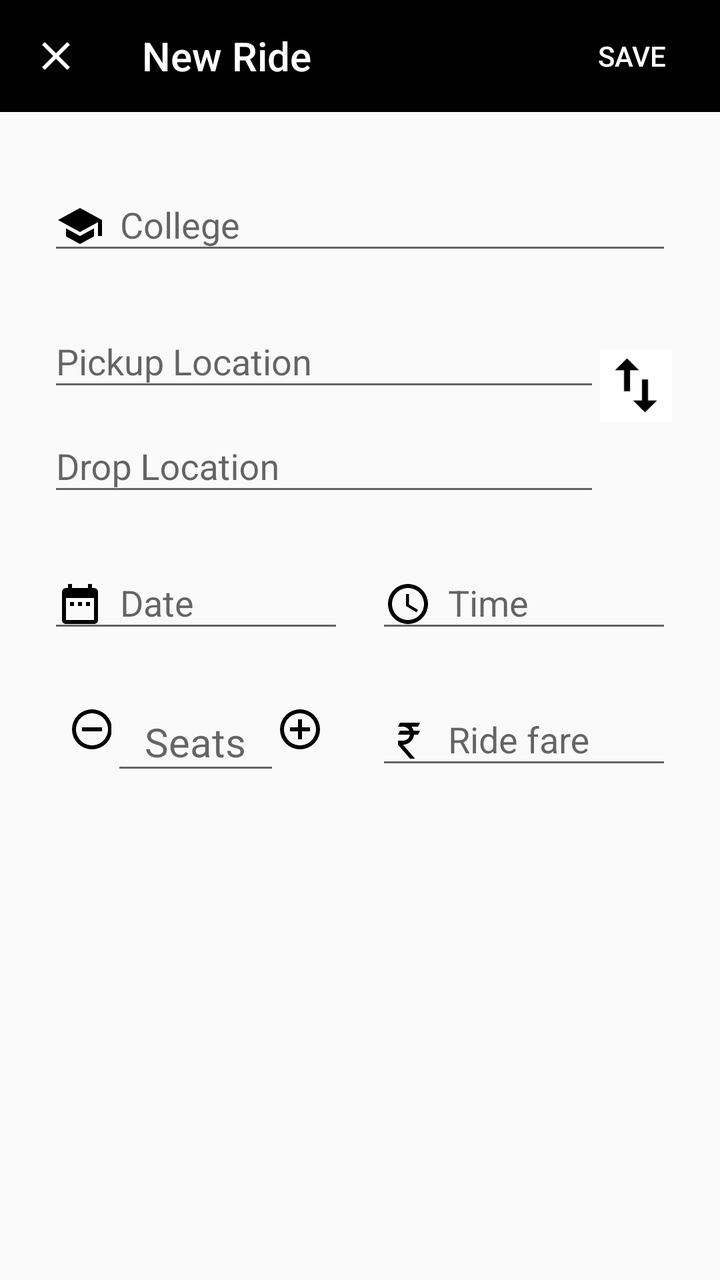
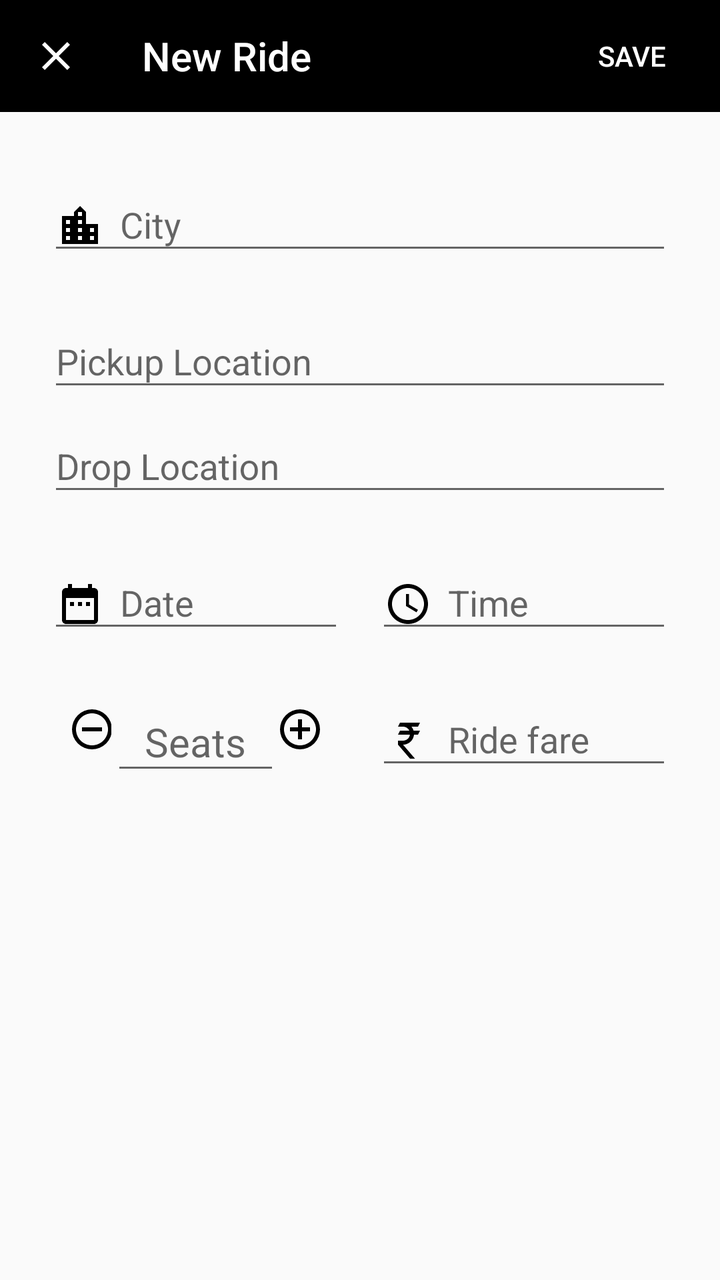

The first picture is an Android layout as it rendered before a commit; the second is the same layout after the commit. The layout source and the unified diff follow.
<!-- AndroidManifest.xml: application theme AppTheme -->
<!-- res/layout/fragment_add_ride.xml -->
<?xml version="1.0" encoding="utf-8"?>
<LinearLayout xmlns:android="http://schemas.android.com/apk/res/android"
    xmlns:app="http://schemas.android.com/apk/res-auto"
    xmlns:tools="http://schemas.android.com/tools"
    android:layout_width="match_parent"
    android:layout_height="match_parent"
    android:orientation="vertical">

    <android.support.design.widget.AppBarLayout
        android:layout_width="match_parent"
        android:layout_height="?attr/actionBarSize">

        <LinearLayout
            android:layout_width="match_parent"
            android:layout_height="match_parent"
            android:orientation="horizontal">

            <ImageButton
                android:id="@+id/add_ride_close"
                android:layout_width="?attr/actionBarSize"
                android:layout_height="?attr/actionBarSize"
                android:background="?attr/selectableItemBackgroundBorderless"
                android:tint="@android:color/white"
                app:srcCompat="@drawable/ic_close"
                tools:ignore="ContentDescription" />

            <View
                android:layout_width="15dp"
                android:layout_height="0dp" />

            <TextView
                android:id="@+id/add_ride_title"
                android:layout_width="0dp"
                android:layout_height="match_parent"
                android:layout_weight="1"
                android:gravity="center_vertical"
                android:text="@string/new_ride"
                android:textAppearance="@style/Base.TextAppearance.AppCompat.Title"
                android:textColor="@android:color/white" />

            <Button
                android:id="@+id/add_ride_save"
                style="@style/Widget.AppCompat.Button.Borderless"
                android:layout_width="wrap_content"
                android:layout_height="match_parent"
                android:gravity="center"
                android:text="@string/save"
                android:textColor="@android:color/white" />

        </LinearLayout>

    </android.support.design.widget.AppBarLayout>

    <android.support.v4.widget.NestedScrollView
        android:layout_width="match_parent"
        android:layout_height="match_parent"
        android:scrollbars="none"
        android:scrollingCache="true">

        <LinearLayout
            android:layout_width="match_parent"
            android:layout_height="wrap_content"
            android:orientation="vertical"
            android:padding="24dp">

            <LinearLayout
                android:layout_width="match_parent"
                android:layout_height="wrap_content"
                android:layout_marginBottom="16dp"
                android:orientation="horizontal">

                <android.support.design.widget.TextInputLayout
                    android:id="@+id/add_ride_college_layout"
                    android:layout_width="0dp"
                    android:layout_height="wrap_content"
                    android:layout_weight="1">

                    <AutoCompleteTextView
                        android:id="@+id/add_ride_college_name"
                        android:layout_width="match_parent"
                        android:layout_height="wrap_content"
                        android:drawableStart="@drawable/ic_college"
                        android:drawablePadding="8dp"
                        android:hint="@string/college"
                        android:inputType="textAutoComplete|text"
                        android:longClickable="false"
                        android:nextFocusLeft="@id/add_car_college_name"
                        android:nextFocusUp="@id/add_car_college_name" />

                </android.support.design.widget.TextInputLayout>

                <Switch
                    android:id="@+id/add_ride_switch_date"
                    android:layout_width="wrap_content"
                    android:layout_height="wrap_content"
                    android:layout_gravity="center_vertical"
                    android:layout_marginStart="16dp"
                    android:scaleX="1.1"
                    android:scaleY="1.1"
                    android:visibility="gone" />

            </LinearLayout>

            <LinearLayout
                android:layout_width="match_parent"
                android:layout_height="wrap_content"
                android:layout_marginBottom="16dp"
                android:orientation="horizontal">

                <LinearLayout
                    android:layout_width="0dp"
                    android:layout_height="wrap_content"
                    android:layout_weight="1"
                    android:orientation="vertical">

                    <android.support.design.widget.TextInputLayout
                        android:id="@+id/add_ride_pickup_layout"
                        android:layout_width="match_parent"
                        android:layout_height="wrap_content">

                        <AutoCompleteTextView
                            android:id="@+id/add_ride_pickup"
                            android:layout_width="match_parent"
                            android:layout_height="wrap_content"
                            android:hint="@string/pickup_location"
                            android:inputType="textAutoComplete|text"
                            android:longClickable="false" />

                    </android.support.design.widget.TextInputLayout>

                    <android.support.design.widget.TextInputLayout
                        android:id="@+id/add_ride_drop_layout"
                        android:layout_width="match_parent"
                        android:layout_height="wrap_content">

                        <AutoCompleteTextView
                            android:id="@+id/add_ride_drop"
                            android:layout_width="match_parent"
                            android:layout_height="wrap_content"
                            android:hint="@string/drop_location"
                            android:inputType="textAutoComplete|text"
                            android:longClickable="false" />

                    </android.support.design.widget.TextInputLayout>

                </LinearLayout>

                <ImageButton
                    android:id="@+id/add_ride_swap_location"
                    android:layout_width="wrap_content"
                    android:layout_height="wrap_content"
                    android:layout_gravity="center_vertical"
                    android:layout_marginBottom="8dp"
                    android:background="@color/white"
                    android:clickable="true"
                    android:focusable="true"
                    app:srcCompat="@drawable/ic_swap"
                    tools:ignore="ContentDescription" />

            </LinearLayout>

            <LinearLayout
                android:id="@+id/add_ride_from_to_date_layout"
                android:layout_width="match_parent"
                android:layout_height="wrap_content"
                android:layout_marginBottom="16dp"
                android:baselineAligned="false"
                android:orientation="horizontal"
                android:visibility="gone">

                <android.support.design.widget.TextInputLayout
                    android:id="@+id/add_ride_from_date_layout"
                    android:layout_width="0dp"
                    android:layout_height="wrap_content"
                    android:layout_marginEnd="16dp"
                    android:layout_weight="1"
                    tools:ignore="NestedWeights">

                    <android.support.design.widget.TextInputEditText
                        android:id="@+id/add_ride_from_date"
                        android:layout_width="match_parent"
                        android:layout_height="wrap_content"
                        android:drawableStart="@drawable/ic_date"
                        android:drawablePadding="8dp"
                        android:focusable="false"
                        android:hint="@string/from"
                        android:inputType="date"
                        android:longClickable="false" />

                </android.support.design.widget.TextInputLayout>

                <android.support.design.widget.TextInputLayout
                    android:id="@+id/add_ride_to_date_layout"
                    android:layout_width="0dp"
                    android:layout_height="wrap_content"
                    android:layout_weight="1"
                    tools:ignore="NestedWeights">

                    <android.support.design.widget.TextInputEditText
                        android:id="@+id/add_ride_to_date"
                        android:layout_width="match_parent"
                        android:layout_height="wrap_content"
                        android:drawableStart="@drawable/ic_date"
                        android:drawablePadding="8dp"
                        android:focusable="false"
                        android:hint="@string/to"
                        android:inputType="date"
                        android:longClickable="false" />

                </android.support.design.widget.TextInputLayout>

            </LinearLayout>

            <LinearLayout
                android:id="@+id/add_ride_date_time_layout"
                android:layout_width="match_parent"
                android:layout_height="wrap_content"
                android:layout_marginBottom="16dp"
                android:baselineAligned="false"
                android:orientation="horizontal">

                <android.support.design.widget.TextInputLayout
                    android:id="@+id/add_ride_date_layout"
                    android:layout_width="0dp"
                    android:layout_height="wrap_content"
                    android:layout_marginEnd="16dp"
                    android:layout_weight="1"
                    tools:ignore="NestedWeights">

                    <android.support.design.widget.TextInputEditText
                        android:id="@+id/add_ride_date"
                        android:layout_width="match_parent"
                        android:layout_height="wrap_content"
                        android:drawableStart="@drawable/ic_date"
                        android:drawablePadding="8dp"
                        android:focusable="false"
                        android:hint="@string/date"
                        android:inputType="date"
                        android:longClickable="false" />

                </android.support.design.widget.TextInputLayout>

                <android.support.design.widget.TextInputLayout
                    android:id="@+id/add_ride_time_layout"
                    android:layout_width="0dp"
                    android:layout_height="wrap_content"
                    android:layout_weight="1">

                    <android.support.design.widget.TextInputEditText
                        android:id="@+id/add_ride_time"
                        android:layout_width="match_parent"
                        android:layout_height="wrap_content"
                        android:drawableStart="@drawable/ic_time"
                        android:drawablePadding="8dp"
                        android:focusable="false"
                        android:hint="@string/time"
                        android:inputType="time"
                        android:longClickable="false" />

                </android.support.design.widget.TextInputLayout>

            </LinearLayout>

            <LinearLayout
                android:layout_width="match_parent"
                android:layout_height="wrap_content"
                android:layout_marginBottom="16dp"
                android:baselineAligned="false">

                <LinearLayout
                    android:layout_width="0dp"
                    android:layout_height="wrap_content"
                    android:layout_marginEnd="16dp"
                    android:layout_weight="1"
                    android:baselineAligned="false">

                    <LinearLayout
                        android:layout_width="0dp"
                        android:layout_height="match_parent"
                        android:layout_weight="1.5"
                        android:gravity="center"
                        tools:ignore="NestedWeights">

                        <Button
                            android:id="@+id/add_ride_decrease_seat"
                            android:layout_width="24dp"
                            android:layout_height="24dp"
                            android:layout_marginStart="12dp"
                            android:background="@drawable/ic_minus_seats" />

                    </LinearLayout>

                    <android.support.design.widget.TextInputLayout
                        android:id="@+id/add_ride_seats_layout"
                        android:layout_width="0dp"
                        android:layout_height="wrap_content"
                        android:layout_weight="4">

                        <android.support.design.widget.TextInputEditText
                            android:id="@+id/add_ride_seats"
                            android:layout_width="match_parent"
                            android:layout_height="wrap_content"
                            android:layout_gravity="center"
                            android:focusable="false"
                            android:gravity="center"
                            android:hint="@string/seats"
                            android:inputType="number"
                            android:longClickable="false"
                            android:textSize="20sp" />

                    </android.support.design.widget.TextInputLayout>

                    <LinearLayout
                        android:layout_width="0dp"
                        android:layout_height="match_parent"
                        android:layout_weight="1.5"
                        android:gravity="center">

                        <Button
                            android:id="@+id/add_ride_increase_seat"
                            android:layout_width="24dp"
                            android:layout_height="24dp"
                            android:layout_marginEnd="12dp"
                            android:background="@drawable/ic_plus_seats" />

                    </LinearLayout>

                </LinearLayout>


                <android.support.design.widget.TextInputLayout
                    android:id="@+id/add_ride_fare_layout"
                    android:layout_width="0dp"
                    android:layout_height="match_parent"
                    android:layout_weight="1">

                    <android.support.design.widget.TextInputEditText
                        android:id="@+id/add_ride_fare"
                        android:layout_width="match_parent"
                        android:layout_height="wrap_content"
                        android:drawableStart="@drawable/ic_fare"
                        android:drawablePadding="8dp"
                        android:hint="@string/ride_fare"
                        android:inputType="number"
                        android:maxLength="4" />

                </android.support.design.widget.TextInputLayout>

            </LinearLayout>

        </LinearLayout>

    </android.support.v4.widget.NestedScrollView>

</LinearLayout>
<!-- resources referenced by this layout -->
<resources>
  <color name="white">#FFFFFF</color>
  <!-- drawable ic_close (drawable) -->
  <vector xmlns:android="http://schemas.android.com/apk/res/android"
      android:width="24dp"
      android:height="24dp"
      android:viewportHeight="24.0"
      android:viewportWidth="24.0">
      <path
          android:fillColor="#FFFFFFFF"
          android:pathData="M19,6.41L17.59,5 12,10.59 6.41,5 5,6.41 10.59,12 5,17.59 6.41,19 12,13.41 17.59,19 19,17.59 13.41,12z" />
  </vector>
  <!-- drawable ic_college (drawable) -->
  <vector xmlns:android="http://schemas.android.com/apk/res/android"
      android:width="24dp"
      android:height="24dp"
      android:viewportHeight="24.0"
      android:viewportWidth="24.0">
      <path
          android:fillColor="#FF000000"
          android:pathData="M5,13.18v4L12,21l7,-3.82v-4L12,17l-7,-3.82zM12,3L1,9l11,6 9,-4.91V17h2V9L12,3z" />
  </vector>
  <!-- drawable ic_fare (drawable) -->
  <vector xmlns:android="http://schemas.android.com/apk/res/android"
      android:width="24dp"
      android:height="24dp"
      android:viewportHeight="24"
      android:viewportWidth="24">
      <path
          android:fillColor="#000"
          android:pathData="M8,3H18L17,5H13.74C14.22,5.58 14.58,6.26 14.79,7H18L17,9H15C14.75,11.57 12.74,13.63 10.2,13.96V14H9.5L15.5,21H13L7,14V12H9.5V12C11.26,12 12.72,10.7 12.96,9H7L8,7H12.66C12.1,5.82 10.9,5 9.5,5H7L8,3Z" />
  </vector>
  <!-- drawable ic_minus_seats (drawable) -->
  <vector xmlns:android="http://schemas.android.com/apk/res/android"
      android:width="24dp"
      android:height="24dp"
      android:viewportHeight="24"
      android:viewportWidth="24">
      <path
          android:fillColor="#000"
          android:pathData="M12,20C7.59,20 4,16.41 4,12C4,7.59 7.59,4 12,4C16.41,4 20,7.59 20,12C20,16.41 16.41,20 12,20M12,2A10,10 0 0,0 2,12A10,10 0 0,0 12,22A10,10 0 0,0 22,12A10,10 0 0,0 12,2M7,13H17V11H7" />
  </vector>
  <!-- drawable ic_swap (drawable) -->
  <vector xmlns:android="http://schemas.android.com/apk/res/android"
      android:width="36dp"
      android:height="36dp"
      android:viewportHeight="24.0"
      android:viewportWidth="24.0">
      <path
          android:fillColor="#FF000000"
          android:pathData="M16,17.01V10h-2v7.01h-3L15,21l4,-3.99h-3zM9,3L5,6.99h3V14h2V6.99h3L9,3z" />
  </vector>
  <!-- drawable ic_time (drawable) -->
  <vector xmlns:android="http://schemas.android.com/apk/res/android"
      android:width="24dp"
      android:height="24dp"
      android:viewportHeight="24.0"
      android:viewportWidth="24.0">
      <path
          android:fillColor="#FF000000"
          android:pathData="M11.99,2C6.47,2 2,6.48 2,12s4.47,10 9.99,10C17.52,22 22,17.52 22,12S17.52,2 11.99,2zM12,20c-4.42,0 -8,-3.58 -8,-8s3.58,-8 8,-8 8,3.58 8,8 -3.58,8 -8,8zM12.5,7H11v6l5.25,3.15 0.75,-1.23 -4.5,-2.67z" />
  </vector>
  <string name="college">College</string>
  <string name="date">Date</string>
  <string name="drop_location">Drop Location</string>
  <string name="from">From</string>
  <string name="new_ride">New Ride</string>
  <string name="pickup_location">Pickup Location</string>
  <string name="ride_fare">Ride fare</string>
  <string name="save">Save</string>
  <string name="seats">Seats</string>
  <string name="time">Time</string>
  <string name="to">To</string>
  <style name="AppTheme" parent="Base.Theme.AppCompat.Light.DarkActionBar">
          <item name="colorPrimary">@color/colorPrimary</item>
          <item name="colorPrimaryDark">@color/colorPrimaryDark</item>
          <item name="colorAccent">@color/colorAccent</item>
      </style>
  <color name="colorPrimary">#000000</color>
  <color name="colorPrimaryDark">#000000</color>
  <color name="colorAccent">#000000</color>
  <!-- unchanged entries left out for length: 2 -->
</resources>

<!-- the commit's change to res/layout/fragment_add_ride.xml (unified diff, before → after) -->
@@ -70,22 +70,22 @@
                 android:orientation="horizontal">
 
                 <android.support.design.widget.TextInputLayout
-                    android:id="@+id/add_ride_college_layout"
+                    android:id="@+id/add_ride_city_layout"
                     android:layout_width="0dp"
                     android:layout_height="wrap_content"
                     android:layout_weight="1">
 
                     <AutoCompleteTextView
-                        android:id="@+id/add_ride_college_name"
-                        android:layout_width="match_parent"
-                        android:layout_height="wrap_content"
-                        android:drawableStart="@drawable/ic_college"
-                        android:drawablePadding="8dp"
-                        android:hint="@string/college"
+                        android:id="@+id/add_ride_city"
+                        android:layout_width="match_parent"
+                        android:layout_height="wrap_content"
+                        android:drawableStart="@drawable/ic_city"
+                        android:drawablePadding="8dp"
+                        android:hint="@string/city"
                         android:inputType="textAutoComplete|text"
                         android:longClickable="false"
-                        android:nextFocusLeft="@id/add_car_college_name"
-                        android:nextFocusUp="@id/add_car_college_name" />
+                        android:nextFocusLeft="@id/add_car_city"
+                        android:nextFocusUp="@id/add_car_city" />
 
                 </android.support.design.widget.TextInputLayout>
 
@@ -154,6 +154,7 @@
                     android:background="@color/white"
                     android:clickable="true"
                     android:focusable="true"
+                    android:visibility="gone"
                     app:srcCompat="@drawable/ic_swap"
                     tools:ignore="ContentDescription" />
 
<!-- resource entries referenced after the edit -->
@@ -1,6 +1,16 @@
 <!-- resources referenced by this layout -->
 <resources>
   <color name="white">#FFFFFF</color>
+  <!-- drawable ic_city (drawable) -->
+  <vector xmlns:android="http://schemas.android.com/apk/res/android"
+      android:width="24dp"
+      android:height="24dp"
+      android:viewportWidth="24.0"
+      android:viewportHeight="24.0">
+      <path
+          android:fillColor="#FF000000"
+          android:pathData="M15,11L15,5l-3,-3 -3,3v2L3,7v14h18L21,11h-6zM7,19L5,19v-2h2v2zM7,15L5,15v-2h2v2zM7,11L5,11L5,9h2v2zM13,19h-2v-2h2v2zM13,15h-2v-2h2v2zM13,11h-2L11,9h2v2zM13,7h-2L11,5h2v2zM19,19h-2v-2h2v2zM19,15h-2v-2h2v2z" />
+  </vector>
   <!-- drawable ic_close (drawable) -->
   <vector xmlns:android="http://schemas.android.com/apk/res/android"
       android:width="24dp"
@@ -10,16 +20,6 @@
       <path
           android:fillColor="#FFFFFFFF"
           android:pathData="M19,6.41L17.59,5 12,10.59 6.41,5 5,6.41 10.59,12 5,17.59 6.41,19 12,13.41 17.59,19 19,17.59 13.41,12z" />
-  </vector>
-  <!-- drawable ic_college (drawable) -->
-  <vector xmlns:android="http://schemas.android.com/apk/res/android"
-      android:width="24dp"
-      android:height="24dp"
-      android:viewportHeight="24.0"
-      android:viewportWidth="24.0">
-      <path
-          android:fillColor="#FF000000"
-          android:pathData="M5,13.18v4L12,21l7,-3.82v-4L12,17l-7,-3.82zM12,3L1,9l11,6 9,-4.91V17h2V9L12,3z" />
   </vector>
   <!-- drawable ic_fare (drawable) -->
   <vector xmlns:android="http://schemas.android.com/apk/res/android"
@@ -61,7 +61,7 @@
           android:fillColor="#FF000000"
           android:pathData="M11.99,2C6.47,2 2,6.48 2,12s4.47,10 9.99,10C17.52,22 22,17.52 22,12S17.52,2 11.99,2zM12,20c-4.42,0 -8,-3.58 -8,-8s3.58,-8 8,-8 8,3.58 8,8 -3.58,8 -8,8zM12.5,7H11v6l5.25,3.15 0.75,-1.23 -4.5,-2.67z" />
   </vector>
-  <string name="college">College</string>
+  <string name="city">City</string>
   <string name="date">Date</string>
   <string name="drop_location">Drop Location</string>
   <string name="from">From</string>
